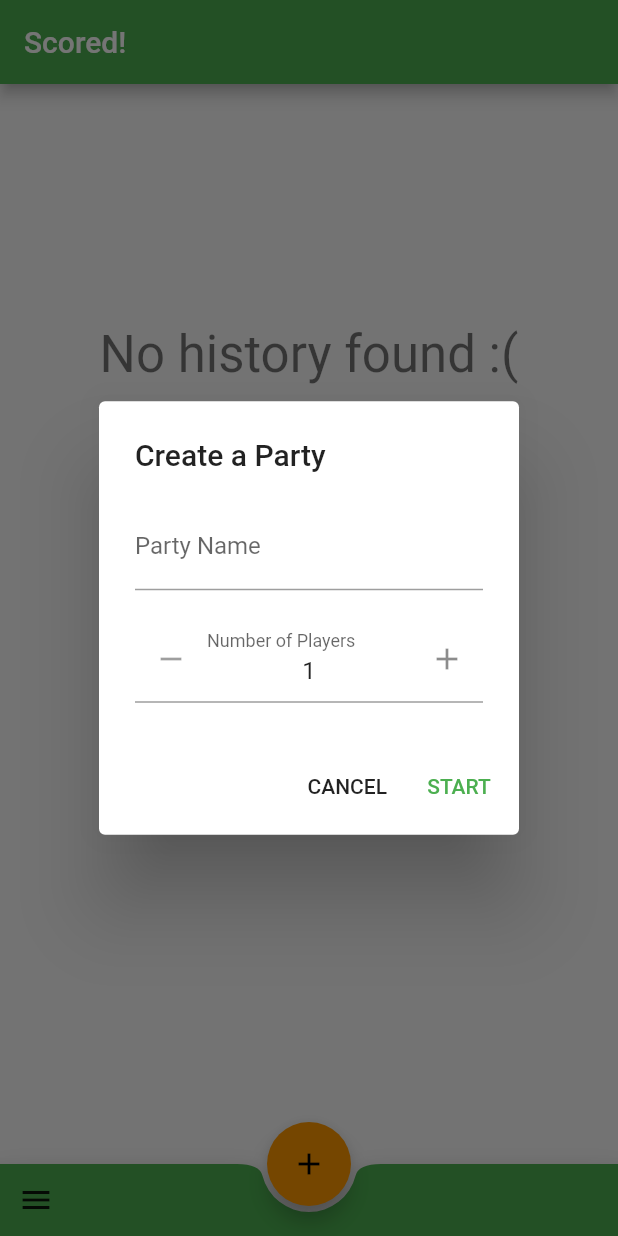
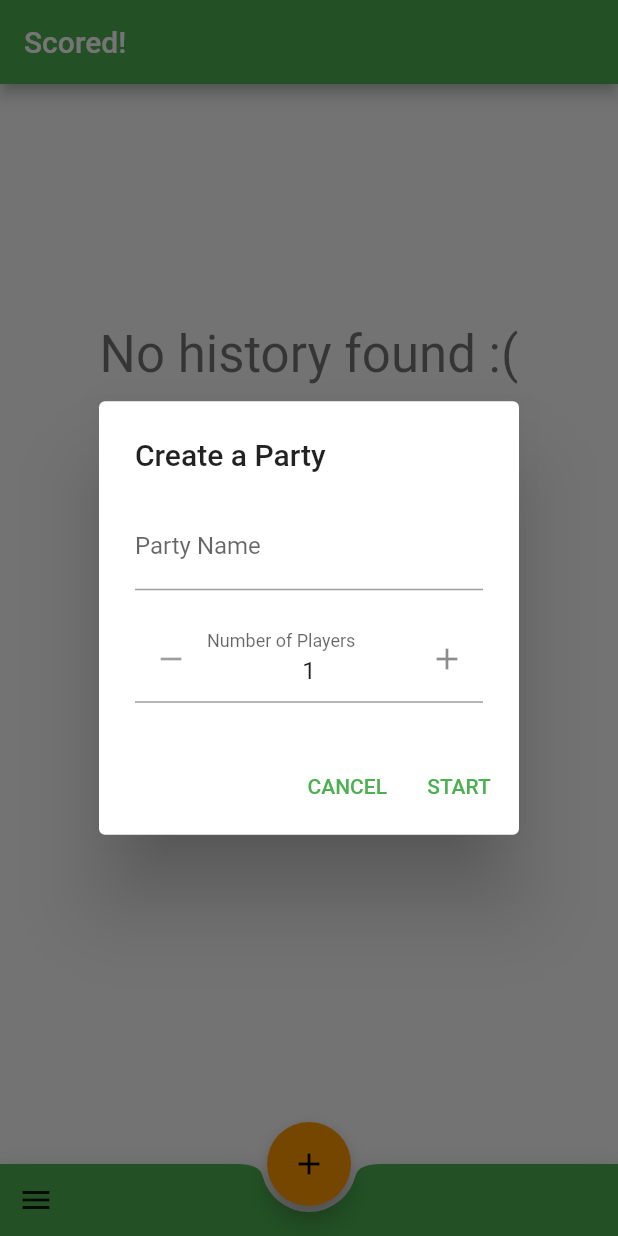
Before and after one commit to TotemaT/Scored_, a Flutter app: the screen it shows after launch, after a tap on the "add" icon, on a phone screen of 412 x 824 dp. Run offline on Flutter 3.47's test engine with Material 2 defaults, Android fonts, the phone set to English and light mode, and no system bars; drawn by our look-alikes of flutter_spinbox; our stand-ins replace flutter_slidable, hive, hive_flutter, shared_preferences; missing offline and left inert: flex_color_picker; accounts and stored records are empty.

Commit message:
Keep basic style for buttons

```diff
--- a/lib/history/history_page.dart
+++ b/lib/history/history_page.dart
@@ -50,10 +50,7 @@ class HistoryPage extends StatelessWidget {
               title: Text('Create a Party'),
               actions: <Widget>[
                 TextButton(
-                  child: Text(
-                    'CANCEL',
-                    style: Theme.of(context).textTheme.button,
-                  ),
+                  child: Text('CANCEL'),
                   onPressed: () {
                     Navigator.of(context).pop();
                   },
```
